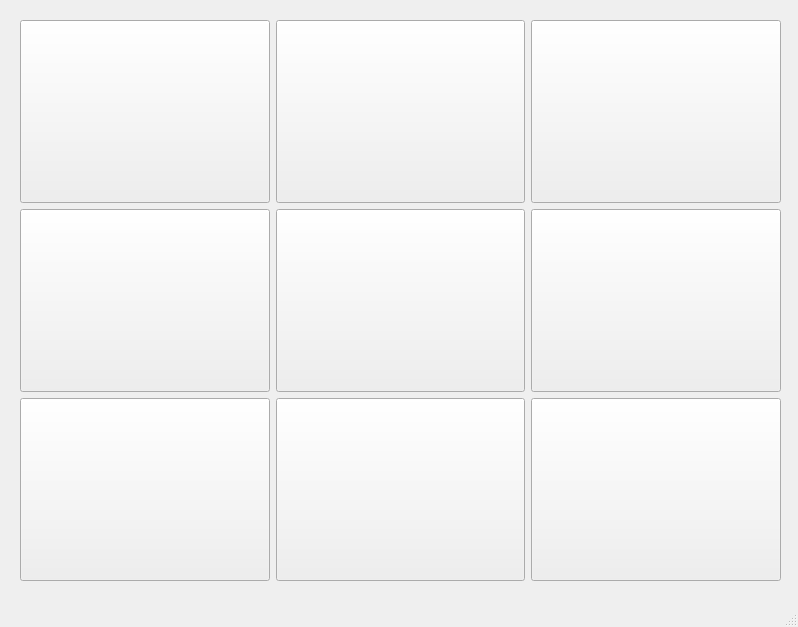
Old version of the form ticktacktoe.ui in the repository Vibenshus-Gymnasium-Pro/pyside6-3-thomas-1.
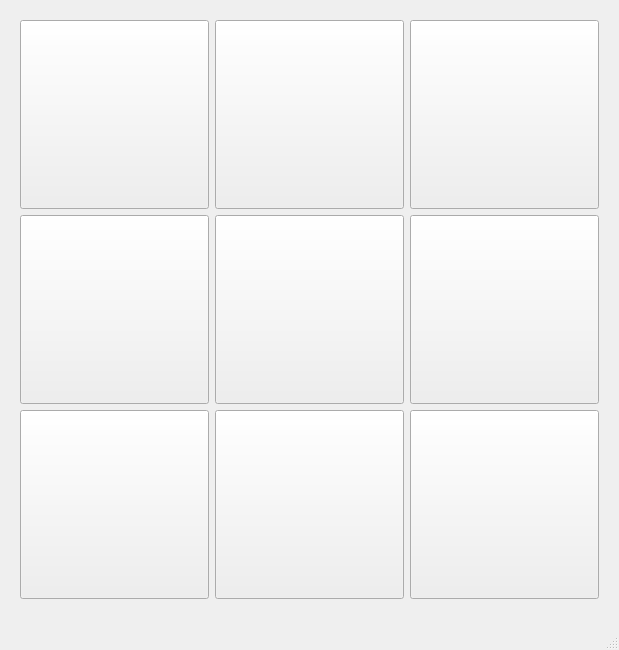
New version of the form.

Commit message: made the game work, and added a reset

```diff
--- a/ticktacktoe.ui
+++ b/ticktacktoe.ui
@@ -6,8 +6,8 @@
    <rect>
     <x>0</x>
     <y>0</y>
-    <width>798</width>
-    <height>627</height>
+    <width>619</width>
+    <height>650</height>
    </rect>
   </property>
   <property name="windowTitle">
@@ -19,8 +19,8 @@
      <rect>
       <x>20</x>
       <y>20</y>
-      <width>761</width>
-      <height>561</height>
+      <width>581</width>
+      <height>581</height>
      </rect>
     </property>
     <layout class="QGridLayout" name="gridLayout_2">
@@ -32,6 +32,24 @@
          <verstretch>0</verstretch>
         </sizepolicy>
        </property>
+       <property name="minimumSize">
+        <size>
+         <width>189</width>
+         <height>189</height>
+        </size>
+       </property>
+       <property name="maximumSize">
+        <size>
+         <width>189</width>
+         <height>189</height>
+        </size>
+       </property>
+       <property name="font">
+        <font>
+         <pointsize>100</pointsize>
+         <bold>true</bold>
+        </font>
+       </property>
        <property name="text">
         <string/>
        </property>
@@ -45,6 +63,24 @@
          <verstretch>0</verstretch>
         </sizepolicy>
        </property>
+       <property name="minimumSize">
+        <size>
+         <width>189</width>
+         <height>189</height>
+        </size>
+       </property>
+       <property name="maximumSize">
+        <size>
+         <width>189</width>
+         <height>189</height>
+        </size>
+       </property>
+       <property name="font">
+        <font>
+         <pointsize>100</pointsize>
+         <bold>true</bold>
+        </font>
+       </property>
        <property name="text">
         <string/>
        </property>
@@ -58,6 +94,24 @@
          <verstretch>0</verstretch>
         </sizepolicy>
        </property>
+       <property name="minimumSize">
+        <size>
+         <width>189</width>
+         <height>189</height>
+        </size>
+       </property>
+       <property name="maximumSize">
+        <size>
+         <width>189</width>
+         <height>189</height>
+        </size>
+       </property>
+       <property name="font">
+        <font>
+         <pointsize>100</pointsize>
+         <bold>true</bold>
+        </font>
+       </property>
        <property name="text">
         <string/>
        </property>
@@ -71,6 +125,24 @@
          <verstretch>0</verstretch>
         </sizepolicy>
        </property>
+       <property name="minimumSize">
+        <size>
+         <width>189</width>
+         <height>189</height>
+        </size>
+       </property>
+       <property name="maximumSize">
+        <size>
+         <width>189</width>
+         <height>189</height>
+        </size>
+       </property>
+       <property name="font">
+        <font>
+         <pointsize>100</pointsize>
+         <bold>true</bold>
+        </font>
+       </property>
        <property name="text">
         <string/>
        </property>
@@ -84,6 +156,24 @@
          <verstretch>0</verstretch>
         </sizepolicy>
        </property>
+       <property name="minimumSize">
+        <size>
+         <width>189</width>
+         <height>189</height>
+        </size>
+       </property>
+       <property name="maximumSize">
+        <size>
+         <width>189</width>
+         <height>189</height>
+        </size>
+       </property>
+       <property name="font">
+        <font>
+         <pointsize>100</pointsize>
+         <bold>true</bold>
+        </font>
+       </property>
        <property name="text">
         <string/>
        </property>
@@ -97,6 +187,24 @@
          <verstretch>0</verstretch>
         </sizepolicy>
        </property>
+       <property name="minimumSize">
+        <size>
+         <width>189</width>
+         <height>189</height>
+        </size>
+       </property>
+       <property name="maximumSize">
+        <size>
+         <width>189</width>
+         <height>189</height>
+        </size>
+       </property>
+       <property name="font">
+        <font>
+         <pointsize>100</pointsize>
+         <bold>true</bold>
+        </font>
+       </property>
        <property name="text">
         <string/>
        </property>
@@ -110,6 +218,24 @@
          <verstretch>0</verstretch>
         </sizepolicy>
        </property>
+       <property name="minimumSize">
+        <size>
+         <width>189</width>
+         <height>189</height>
+        </size>
+       </property>
+       <property name="maximumSize">
+        <size>
+         <width>189</width>
+         <height>189</height>
+        </size>
+       </property>
+       <property name="font">
+        <font>
+         <pointsize>100</pointsize>
+         <bold>true</bold>
+        </font>
+       </property>
        <property name="text">
         <string/>
        </property>
@@ -123,6 +249,30 @@
          <verstretch>0</verstretch>
         </sizepolicy>
        </property>
+       <property name="minimumSize">
+        <size>
+         <width>189</width>
+         <height>189</height>
+        </size>
+       </property>
+       <property name="maximumSize">
+        <size>
+         <width>189</width>
+         <height>189</height>
+        </size>
+       </property>
+       <property name="baseSize">
+        <size>
+         <width>189</width>
+         <height>189</height>
+        </size>
+       </property>
+       <property name="font">
+        <font>
+         <pointsize>100</pointsize>
+         <bold>true</bold>
+        </font>
+       </property>
        <property name="text">
         <string/>
        </property>
@@ -136,6 +286,24 @@
          <verstretch>0</verstretch>
         </sizepolicy>
        </property>
+       <property name="minimumSize">
+        <size>
+         <width>189</width>
+         <height>189</height>
+        </size>
+       </property>
+       <property name="maximumSize">
+        <size>
+         <width>189</width>
+         <height>189</height>
+        </size>
+       </property>
+       <property name="font">
+        <font>
+         <pointsize>100</pointsize>
+         <bold>true</bold>
+        </font>
+       </property>
        <property name="text">
         <string/>
        </property>
```
Left out of the diff: 2 changed lines with no effect on the pictures. The commit also changes 1 other file.
